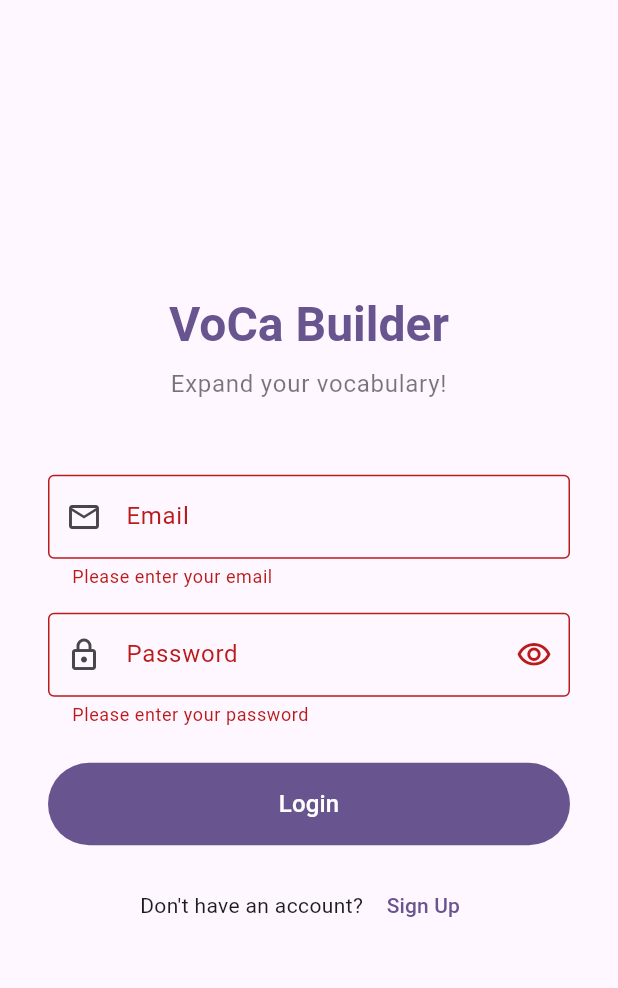
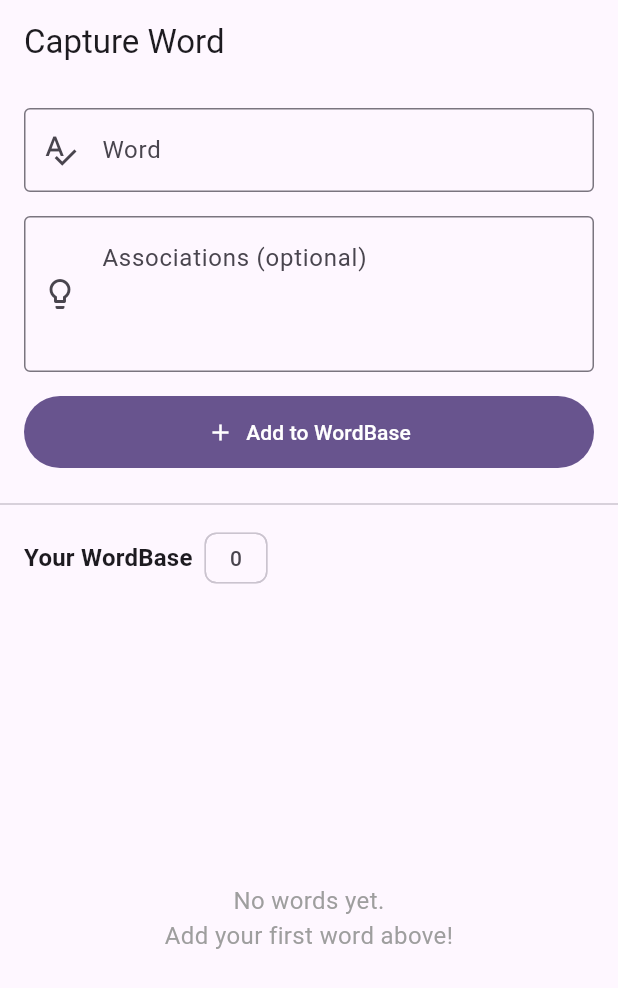
Before and after one commit to chobbs1/VocaBuilder, a Flutter app: the screen it shows after launch, after a tap on "Login", on a phone screen of 412 x 824 dp. Shown: the top 988 px of the screen. Run offline on Flutter 3.47's test engine with Material 3 defaults, Android fonts, the phone set to English and light mode, and no system bars.

Commit message:
feat: implement word base data structure

```diff
--- a/lib/main.dart
+++ b/lib/main.dart
@@ -1,13 +1,26 @@
 import 'package:flutter/material.dart';
+import 'models/word_base.dart';
+// TO RE-ENABLE LOGIN: uncomment the following import:
 import 'pages/login_page.dart';
 import 'pages/home_page.dart';
+import 'pages/word_capture_page.dart';
 
 void main() {
   runApp(const VocaBuilderApp());
 }
 
-class VocaBuilderApp extends StatelessWidget {
+class VocaBuilderApp extends StatefulWidget {
   const VocaBuilderApp({super.key});
+
+  @override
+  State<VocaBuilderApp> createState() => _VocaBuilderAppState();
+}
+
+class _VocaBuilderAppState extends State<VocaBuilderApp> {
+  /// The user's WordBase — shared across pages.
+  /// When a backend is added, this should be loaded from persistent storage
+  /// after authentication.
+  final WordBase _wordBase = WordBase();
 
   @override
   Widget build(BuildContext context) {
@@ -23,8 +36,8 @@ class VocaBuilderApp extends StatelessWidget {
       ),
       initialRoute: '/',
       routes: {
-        '/': (context) => const LoginPage(),
-        '/home': (context) => const HomePage(),
+        '/': (context) => LoginPage(),
+        '/word-capture': (context) => WordCapturePage(wordBase: _wordBase),
       },
     );
   }
--- /dev/null
+++ b/lib/models/word_base.dart
@@ -0,0 +1,39 @@
+import 'word_entry.dart';
+
+/// The user's collection of words — their WordBase.
+///
+/// Currently stored in-memory. When a backend/database is added,
+/// this class should be backed by persistent storage.
+class WordBase {
+  final List<WordEntry> _entries = [];
+
+  /// All entries in the WordBase, newest first.
+  List<WordEntry> get entries => List.unmodifiable(
+        [..._entries]..sort((a, b) => b.createdAt.compareTo(a.createdAt)),
+      );
+
+  /// Number of words in the WordBase.
+  int get length => _entries.length;
+
+  /// Add a new word entry to the WordBase.
+  void add(WordEntry entry) {
+    _entries.add(entry);
+  }
+
+  /// Check if a word already exists in the WordBase (case-insensitive).
+  bool contains(String word) {
+    return _entries.any(
+      (e) => e.word.toLowerCase() == word.toLowerCase(),
+    );
+  }
+
+  /// Remove a word entry by its word string (case-insensitive).
+  bool remove(String word) {
+    final index = _entries.indexWhere(
+      (e) => e.word.toLowerCase() == word.toLowerCase(),
+    );
+    if (index == -1) return false;
+    _entries.removeAt(index);
+    return true;
+  }
+}
--- /dev/null
+++ b/lib/models/word_entry.dart
@@ -0,0 +1,40 @@
+/// Represents a single entry in the user's WordBase.
+///
+/// See architectural-design-record and .claude/0002-initial-architecture
+/// for the full data structure specification.
+class WordEntry {
+  /// The word itself — a single valid English word, entered by the user.
+  final String word;
+
+  /// A dictionary definition of the word.
+  /// Not user input — fetched from a dictionary source.
+  /// Only clarified if the word has multiple meanings.
+  /// For now, stored as user-provided until a dictionary API is integrated.
+  String? definition;
+
+  /// A set of possible crossword clues associated with the word.
+  /// Not user input — generated or fetched.
+  /// Only clarified if the word has multiple meanings.
+  /// For now, stored as user-provided until a clue source is integrated.
+  List<String> crosswordClues;
+
+  /// Free-form associations the user has with this word.
+  /// User input text field.
+  /// TODO: To be fully implemented in a future iteration.
+  String? associations;
+
+  /// Timestamp when the word was added to the WordBase.
+  final DateTime createdAt;
+
+  WordEntry({
+    required this.word,
+    this.definition,
+    List<String>? crosswordClues,
+    this.associations,
+    DateTime? createdAt,
+  })  : crosswordClues = crosswordClues ?? [],
+        createdAt = createdAt ?? DateTime.now();
+
+  @override
+  String toString() => 'WordEntry(word: $word)';
+}
--- a/lib/pages/login_page.dart
+++ b/lib/pages/login_page.dart
@@ -22,7 +22,10 @@ class _LoginPageState extends State<LoginPage> {
   }
 
   void _handleLogin() {
-    if (!_formKey.currentState!.validate()) return;
+    // TODO: Reimplement when backend/auth is added
+    // if (!_formKey.currentState!.validate()) {
+    //   return;
+    // }
 
     setState(() => _isLoading = true);
 
@@ -30,7 +33,7 @@ class _LoginPageState extends State<LoginPage> {
     Future.delayed(const Duration(milliseconds: 300), () {
       if (!mounted) return;
       setState(() => _isLoading = false);
-      Navigator.pushReplacementNamed(context, '/home');
+      Navigator.pushReplacementNamed(context, '/word-capture');
     });
   }
 
--- /dev/null
+++ b/lib/pages/word_capture_page.dart
@@ -0,0 +1,211 @@
+import 'package:flutter/material.dart';
+import '../models/word_entry.dart';
+import '../models/word_base.dart';
+
+/// Word Capture page — allows the user to add a new word to their WordBase.
+///
+/// Per 0002-initial-architecture:
+///   "Capture Vocab Page: Allows you to implement a new word into the WordBase"
+///
+/// The user enters:
+///   - Word (required) — a single valid English word
+///   - Associations (optional) — free-form text the user associates with the word
+///
+/// Fields NOT entered by the user (populated later by backend/API):
+///   - Definition — will come from a dictionary database
+///   - Crossword clues — will be generated/fetched
+class WordCapturePage extends StatefulWidget {
+  final WordBase wordBase;
+
+  const WordCapturePage({super.key, required this.wordBase});
+
+  @override
+  State<WordCapturePage> createState() => _WordCapturePageState();
+}
+
+class _WordCapturePageState extends State<WordCapturePage> {
+  final _formKey = GlobalKey<FormState>();
+  final _wordController = TextEditingController();
+  final _associationsController = TextEditingController();
+
+  @override
+  void dispose() {
+    _wordController.dispose();
+    _associationsController.dispose();
+    super.dispose();
+  }
+
+  void _handleSubmit() {
+    if (!_formKey.currentState!.validate()) return;
+
+    final word = _wordController.text.trim();
+
+    if (widget.wordBase.contains(word)) {
+      ScaffoldMessenger.of(context).showSnackBar(
+        SnackBar(content: Text('"$word" is already in your WordBase.')),
+      );
+      return;
+    }
+
+    final entry = WordEntry(
+      word: word,
+      // Definition and crossword clues are NOT user input per the architecture.
+      // They will be populated from a dictionary API / clue source in future.
+      associations: _associationsController.text.trim().isNotEmpty
+          ? _associationsController.text.trim()
+          : null,
+    );
+
+    widget.wordBase.add(entry);
+
+    ScaffoldMessenger.of(context).showSnackBar(
+      SnackBar(content: Text('Added "$word" to your WordBase!')),
+    );
+
+    // Clear the form for the next word
+    _wordController.clear();
+    _associationsController.clear();
+    _formKey.currentState!.reset();
+
+    // Refresh the word list display
+    setState(() {});
+  }
+
+  @override
+  Widget build(BuildContext context) {
+    return Scaffold(
+      appBar: AppBar(
+        title: const Text('Capture Word'),
+      ),
+      body: Column(
+        children: [
+          // Input form
+          Padding(
+            padding: const EdgeInsets.all(16.0),
+            child: Form(
+              key: _formKey,
+              child: Column(
+                crossAxisAlignment: CrossAxisAlignment.stretch,
+                children: [
+                  // Word input field
+                  TextFormField(
+                    controller: _wordController,
+                    textCapitalization: TextCapitalization.none,
+                    textInputAction: TextInputAction.next,
+                    decoration: const InputDecoration(
+                      labelText: 'Word',
+                      hintText: 'Enter a word',
+                      prefixIcon: Icon(Icons.spellcheck),
+                      border: OutlineInputBorder(),
+                    ),
+                    validator: (value) {
+                      if (value == null || value.trim().isEmpty) {
+                        return 'Please enter a word';
+                      }
+                      if (value.trim().contains(' ')) {
+                        return 'Please enter a single word';
+                      }
+                      return null;
+                    },
+                  ),
+                  const SizedBox(height: 16),
+
+                  // Associations input field (optional, user input)
+                  TextFormField(
+                    controller: _associationsController,
+                    textInputAction: TextInputAction.done,
+                    maxLines: 3,
+                    onFieldSubmitted: (_) => _handleSubmit(),
+                    decoration: const InputDecoration(
+                      labelText: 'Associations (optional)',
+                      hintText:
+                          'What do you associate with this word?',
+                      prefixIcon: Icon(Icons.lightbulb_outline),
+                      border: OutlineInputBorder(),
+                      alignLabelWithHint: true,
+                    ),
+                  ),
+                  const SizedBox(height: 16),
+
+                  FilledButton.icon(
+                    onPressed: _handleSubmit,
+                    icon: const Icon(Icons.add),
+                    label: const Text('Add to WordBase'),
+                    style: FilledButton.styleFrom(
+                      padding: const EdgeInsets.symmetric(vertical: 14),
+                    ),
+                  ),
+                ],
+              ),
+            ),
+          ),
+
+          const Divider(),
+
+          // Word list header
+          Padding(
+            padding: const EdgeInsets.symmetric(horizontal: 16.0, vertical: 8.0),
+            child: Row(
+              children: [
+                Text(
+                  'Your WordBase',
+                  style: Theme.of(context).textTheme.titleMedium?.copyWith(
+                        fontWeight: FontWeight.bold,
+                      ),
+                ),
+                const SizedBox(width: 8),
+                Chip(
+                  label: Text('${widget.wordBase.length}'),
+                  visualDensity: VisualDensity.compact,
+                ),
+              ],
+            ),
+          ),
+
+          // Word list
+          Expanded(
+            child: widget.wordBase.length == 0
+                ? const Center(
+                    child: Text(
+                      'No words yet.\nAdd your first word above!',
+                      textAlign: TextAlign.center,
+                      style: TextStyle(fontSize: 16, color: Colors.grey),
+                    ),
+                  )
+                : ListView.builder(
+                    padding: const EdgeInsets.symmetric(horizontal: 8.0),
+                    itemCount: widget.wordBase.length,
+                    itemBuilder: (context, index) {
+                      final entry = widget.wordBase.entries[index];
+                      return Card(
+                        child: ListTile(
+                          title: Text(
+                            entry.word,
+                            style: const TextStyle(fontWeight: FontWeight.w600),
+                          ),
+                          subtitle: entry.associations != null
+                              ? Text(entry.associations!)
+                              : null,
+                          trailing: IconButton(
+                            icon: const Icon(Icons.delete_outline),
+                            onPressed: () {
+                              widget.wordBase.remove(entry.word);
+                              setState(() {});
+                              ScaffoldMessenger.of(context).showSnackBar(
+                                SnackBar(
+                                  content:
+                                      Text('Removed "${entry.word}" from WordBase.'),
+                                ),
+                              );
+                            },
+                          ),
+                        ),
+                      );
+                    },
+                  ),
+          ),
+        ],
+      ),
+    );
+  }
+}
```
Also changed, not shown: 1 other file.
